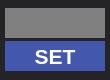
This is src/component/basiccomp/textsetcomp.ui in JumpShot-Interactive/TeleScore as Qt 5 draws it before an edit. The edited form follows.
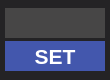
This is the edited form.

```diff
--- a/src/component/basiccomp/textsetcomp.ui
+++ b/src/component/basiccomp/textsetcomp.ui
@@ -87,7 +87,7 @@
      </property>
      <property name="styleSheet">
       <string notr="true">color: white;
-background-color: #808080;</string>
+background-color: #474646;</string>
      </property>
      <property name="inputMask">
       <string/>
```
